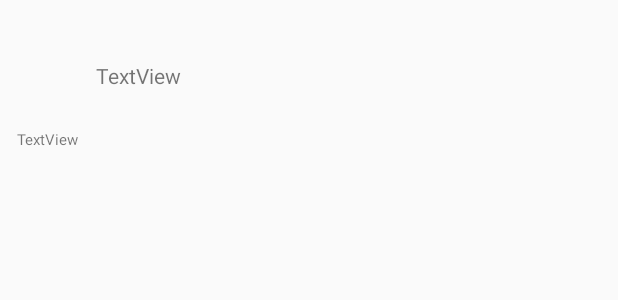
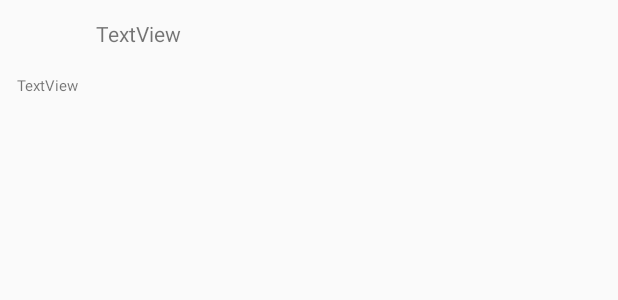
Before and after one commit to ali-taghizadeh/Tehran, an Android app: the layout item_comment.xml on its own in the app's theme, with its tools: preview values and no code run, on a phone screen of 412 x 824 dp. Shown: the top 300 px of the screen. Run offline under Robolectric (Android 15) with nearby library versions, the phone set to English and light mode, and no system bars; plain views replace ShapedImageView.

Commit message:
finish comment part

```diff
--- a/app/src/main/res/layout/activity_place_details.xml
+++ b/app/src/main/res/layout/activity_place_details.xml
@@ -159,9 +159,10 @@
         android:layout_marginStart="8dp"
         android:layout_marginTop="8dp"
         android:layout_marginEnd="8dp"
+        android:layout_marginBottom="48dp"
         app:layout_constraintBottom_toBottomOf="parent"
         app:layout_constraintEnd_toEndOf="parent"
         app:layout_constraintStart_toStartOf="parent"
-        app:layout_constraintTop_toBottomOf="@+id/textInputLayout4" />
+        app:layout_constraintTop_toBottomOf="@+id/textInputLayout4"/>
 
 </android.support.constraint.ConstraintLayout>
--- a/app/src/main/res/layout/item_comment.xml
+++ b/app/src/main/res/layout/item_comment.xml
@@ -2,7 +2,6 @@
 
 <android.support.constraint.ConstraintLayout xmlns:android="http://schemas.android.com/apk/res/android"
     xmlns:app="http://schemas.android.com/apk/res-auto"
-    xmlns:tools="http://schemas.android.com/tools"
     android:layout_width="match_parent"
     android:layout_height="wrap_content">
 
@@ -11,10 +10,9 @@
         android:layout_width="48dp"
         android:layout_height="48dp"
         android:layout_marginStart="8dp"
-        android:layout_marginTop="8dp"
-        android:layout_marginBottom="8dp"
+        android:layout_marginTop="2dp"
         android:scaleType="centerCrop"
-        app:layout_constraintBottom_toBottomOf="parent"
+        app:layout_constraintBottom_toTopOf="@+id/text_item_comment_username"
         app:layout_constraintStart_toStartOf="parent"
         app:layout_constraintTop_toTopOf="parent"
         app:shape_mode="circle"
@@ -25,14 +23,12 @@
         android:id="@+id/text_item_comment_username"
         android:layout_width="wrap_content"
         android:layout_height="wrap_content"
-        android:layout_marginTop="8dp"
         android:layout_marginBottom="8dp"
         android:text="TextView"
         android:textSize="10sp"
         app:layout_constraintBottom_toBottomOf="parent"
         app:layout_constraintEnd_toEndOf="@+id/image_item_comment_user_photo"
-        app:layout_constraintStart_toStartOf="@+id/image_item_comment_user_photo"
-        app:layout_constraintTop_toBottomOf="@+id/image_item_comment_user_photo" />
+        app:layout_constraintStart_toStartOf="@+id/image_item_comment_user_photo" />
 
     <TextView
         android:id="@+id/text_item_comment"
```
Also changed, not shown: app/src/main/java/ir/taghizadeh/tehran/activities/PlaceDetailsActivity.java (+13 -5 lines).
